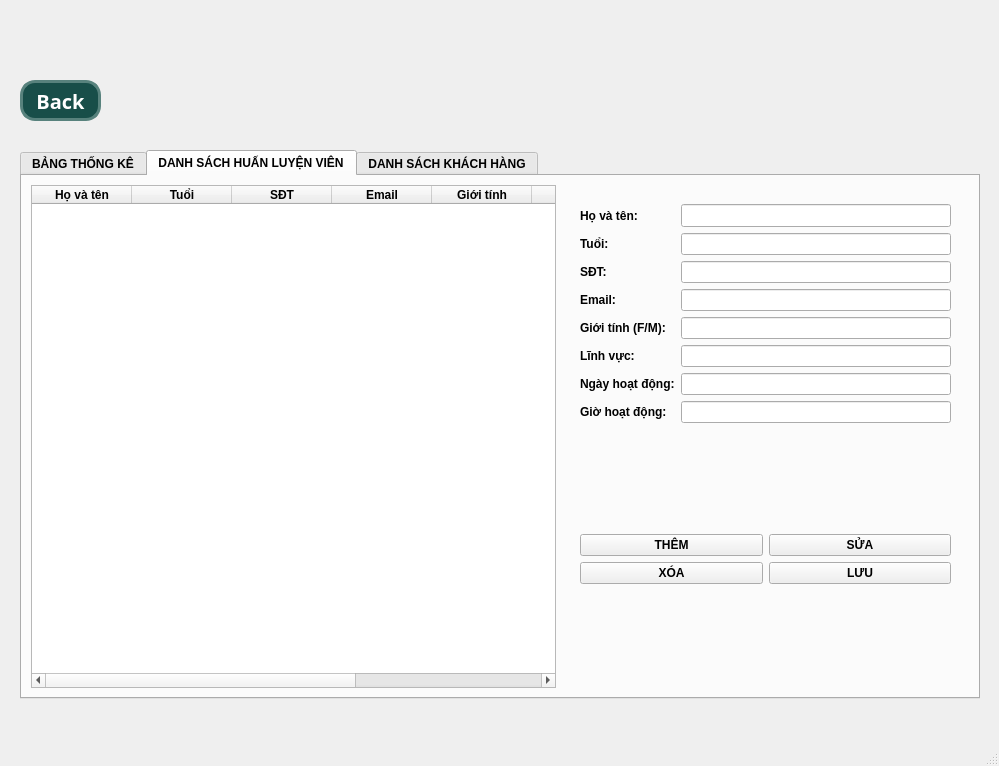
Before: the Qt Designer form ui/statistic/StatisticMainWindow.ui in nguyenbphan12001-rimzy/Do-an-cuoi-ki-Nhom8_KTLT, drawn with Qt 5.
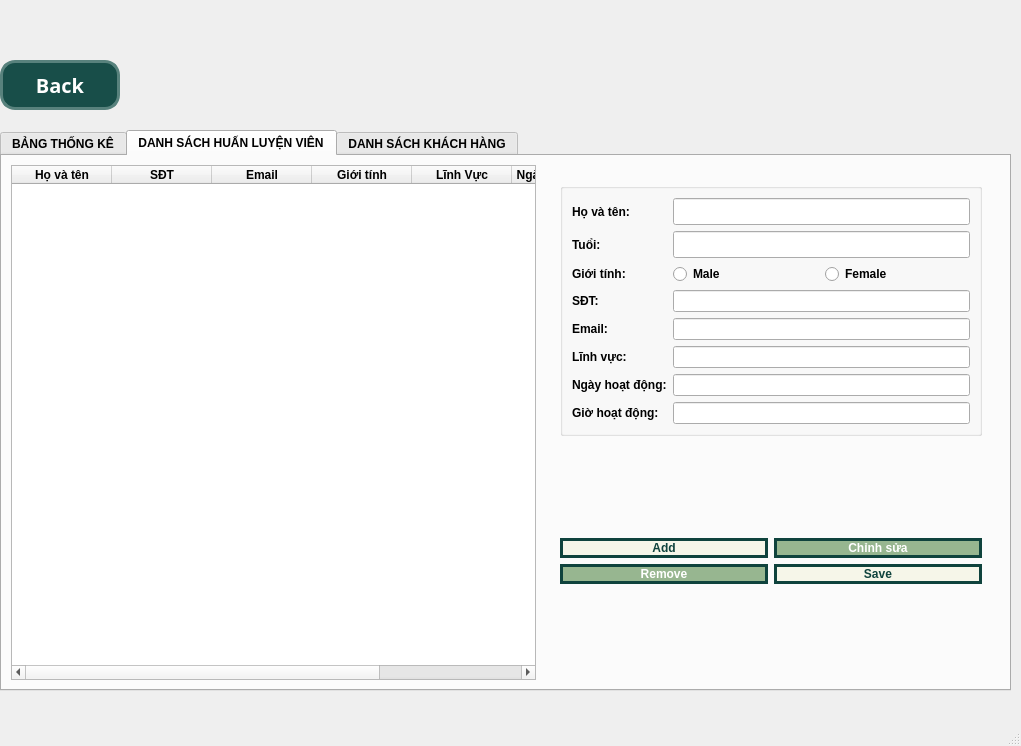
After: the same form once the commit is applied. Icons and pictures are not drawn.

The edit to the form file:
```diff
--- a/ui/statistic/StatisticMainWindow.ui
+++ b/ui/statistic/StatisticMainWindow.ui
@@ -6,8 +6,8 @@
    <rect>
     <x>0</x>
     <y>0</y>
-    <width>999</width>
-    <height>766</height>
+    <width>1021</width>
+    <height>746</height>
    </rect>
   </property>
   <property name="windowTitle">
@@ -17,22 +17,22 @@
    <widget class="QPushButton" name="pushButtonBack">
     <property name="geometry">
      <rect>
-      <x>20</x>
-      <y>80</y>
-      <width>81</width>
-      <height>41</height>
+      <x>0</x>
+      <y>60</y>
+      <width>120</width>
+      <height>50</height>
      </rect>
     </property>
     <property name="minimumSize">
      <size>
-      <width>0</width>
-      <height>40</height>
+      <width>120</width>
+      <height>50</height>
      </size>
     </property>
     <property name="maximumSize">
      <size>
-      <width>100</width>
-      <height>16777215</height>
+      <width>120</width>
+      <height>50</height>
      </size>
     </property>
     <property name="font">
@@ -59,10 +59,10 @@
    <widget class="QTabWidget" name="tabWidgetKhachhang">
     <property name="geometry">
      <rect>
-      <x>20</x>
-      <y>150</y>
-      <width>960</width>
-      <height>549</height>
+      <x>0</x>
+      <y>130</y>
+      <width>1011</width>
+      <height>561</height>
      </rect>
     </property>
     <property name="styleSheet">
@@ -351,11 +351,6 @@
           <string>Họ và tên</string>
          </property>
         </column>
-        <column>
-         <property name="text">
-          <string>Tuổi</string>
-         </property>
-        </column>
         <column>
          <property name="text">
           <string>SĐT</string>
@@ -398,35 +393,22 @@
              <item>
               <widget class="QWidget" name="widget_3" native="true">
                <layout class="QGridLayout" name="gridLayout_2">
+                <item row="0" column="1">
+                 <widget class="QGroupBox" name="groupBox_2">
+                  <property name="title">
+                   <string/>
+                  </property>
+                  <layout class="QGridLayout" name="gridLayout_5">
                 <item row="0" column="0">
                  <layout class="QGridLayout" name="gridLayout">
-                  <item row="0" column="0">
-                   <widget class="QLabel" name="label">
+                     <item row="4" column="1">
+                      <widget class="QLineEdit" name="lineEdit_2">
                     <property name="styleSheet">
-                     <string notr="true">font: 14pt &quot;MS Shell Dlg 2&quot;;</string>
-                    </property>
-                    <property name="text">
-                     <string>Họ và tên:</string>
-                    </property>
-                   </widget>
-                  </item>
-                  <item row="0" column="1">
-                   <widget class="QLineEdit" name="lineEditNamePt">
-                    <property name="font">
-                     <font>
-                      <family>MS Shell Dlg 2</family>
-                      <pointsize>10</pointsize>
-                      <weight>50</weight>
-                      <italic>false</italic>
-                      <bold>false</bold>
-                     </font>
-                    </property>
-                    <property name="styleSheet">
-                     <string notr="true">font: 10pt &quot;MS Shell Dlg 2&quot;;</string>
-                    </property>
-                   </widget>
-                  </item>
-                  <item row="3" column="0">
+                        <string notr="true">font: 12pt &quot;MS Shell Dlg 2&quot;;</string>
+                       </property>
+                      </widget>
+                     </item>
+                     <item row="4" column="0">
                    <widget class="QLabel" name="label_4">
                     <property name="styleSheet">
                      <string notr="true">font: 10pt &quot;MS Shell Dlg 2&quot;;</string>
@@ -436,10 +418,44 @@
                     </property>
                    </widget>
                   </item>
-                  <item row="1" column="1">
-                   <widget class="QLineEdit" name="lineEditAgePt">
+                     <item row="2" column="1">
+                      <layout class="QHBoxLayout" name="horizontalLayout_8">
+                       <item>
+                        <widget class="QRadioButton" name="radioButton">
                     <property name="styleSheet">
-                     <string notr="true">font: 10pt &quot;MS Shell Dlg 2&quot;;</string>
+                          <string notr="true">font: 14pt &quot;MS Shell Dlg 2&quot;;</string>
+                         </property>
+                         <property name="text">
+                          <string>Male</string>
+                         </property>
+                        </widget>
+                       </item>
+                       <item>
+                        <widget class="QRadioButton" name="radioButton_2">
+                         <property name="styleSheet">
+                          <string notr="true">font: 14pt &quot;MS Shell Dlg 2&quot;;</string>
+                         </property>
+                         <property name="text">
+                          <string>Female</string>
+                         </property>
+                        </widget>
+                       </item>
+                      </layout>
+                     </item>
+                     <item row="3" column="0">
+                      <widget class="QLabel" name="label_3">
+                       <property name="styleSheet">
+                        <string notr="true">font: 14pt &quot;MS Shell Dlg 2&quot;;</string>
+                       </property>
+                       <property name="text">
+                        <string>SĐT:</string>
+                       </property>
+                      </widget>
+                     </item>
+                     <item row="3" column="1">
+                      <widget class="QLineEdit" name="lineEdit">
+                       <property name="styleSheet">
+                        <string notr="true">font: 12pt &quot;MS Shell Dlg 2&quot;;</string>
                     </property>
                    </widget>
                   </item>
@@ -453,37 +469,69 @@
                     </property>
                    </widget>
                   </item>
+                     <item row="0" column="0">
+                      <widget class="QLabel" name="label">
+                       <property name="styleSheet">
+                        <string notr="true">font: 14pt &quot;MS Shell Dlg 2&quot;;</string>
+                       </property>
+                       <property name="text">
+                        <string>Họ và tên:</string>
+                       </property>
+                      </widget>
+                     </item>
+                     <item row="1" column="1">
+                      <widget class="QLineEdit" name="lineEditNamePt_2">
+                       <property name="font">
+                        <font>
+                         <family>MS Shell Dlg 2</family>
+                         <pointsize>12</pointsize>
+                         <weight>50</weight>
+                         <italic>false</italic>
+                         <bold>false</bold>
+                        </font>
+                       </property>
+                       <property name="styleSheet">
+                        <string notr="true">font: 12pt &quot;MS Shell Dlg 2&quot;;</string>
+                       </property>
+                      </widget>
+                     </item>
+                     <item row="0" column="1">
+                      <widget class="QLineEdit" name="lineEditNamePt">
+                       <property name="font">
+                        <font>
+                         <family>MS Shell Dlg 2</family>
+                         <pointsize>12</pointsize>
+                         <weight>50</weight>
+                         <italic>false</italic>
+                         <bold>false</bold>
+                        </font>
+                       </property>
+                       <property name="styleSheet">
+                        <string notr="true">font: 12pt &quot;MS Shell Dlg 2&quot;;</string>
+                       </property>
+                      </widget>
+                     </item>
                   <item row="2" column="0">
-                   <widget class="QLabel" name="label_3">
-                    <property name="styleSheet">
-                     <string notr="true">font: 10pt &quot;MS Shell Dlg 2&quot;;</string>
-                    </property>
-                    <property name="text">
-                     <string>SĐT:</string>
-                    </property>
-                   </widget>
-                  </item>
-                  <item row="2" column="1">
-                   <widget class="QLineEdit" name="lineEditPhonePt">
-                    <property name="styleSheet">
-                     <string notr="true">font: 10pt &quot;MS Shell Dlg 2&quot;;</string>
-                    </property>
-                   </widget>
-                  </item>
-                  <item row="4" column="0">
                    <widget class="QLabel" name="label_5">
                     <property name="styleSheet">
                      <string notr="true">font: 10pt &quot;MS Shell Dlg 2&quot;;</string>
                     </property>
                     <property name="text">
-                     <string>Giới tính (F/M):</string>
+                        <string>Giới tính:</string>
                     </property>
                    </widget>
                   </item>
-                  <item row="4" column="1">
-                   <widget class="QLineEdit" name="lineEditGenderPt">
+                     <item row="5" column="1">
+                      <widget class="QLineEdit" name="lineEdit_3">
                     <property name="styleSheet">
-                     <string notr="true">font: 10pt &quot;MS Shell Dlg 2&quot;;</string>
+                        <string notr="true">font: 12pt &quot;MS Shell Dlg 2&quot;;</string>
+                       </property>
+                      </widget>
+                     </item>
+                     <item row="6" column="1">
+                      <widget class="QLineEdit" name="lineEdit_4">
+                       <property name="styleSheet">
+                        <string notr="true">font: 12pt &quot;MS Shell Dlg 2&quot;;</string>
                     </property>
                    </widget>
                   </item>
@@ -497,20 +545,6 @@
                     </property>
                    </widget>
                   </item>
-                  <item row="3" column="1">
-                   <widget class="QLineEdit" name="lineEditEmailPt">
-                    <property name="styleSheet">
-                     <string notr="true">font: 10pt &quot;MS Shell Dlg 2&quot;;</string>
-                    </property>
-                   </widget>
-                  </item>
-                  <item row="7" column="1">
-                   <widget class="QLineEdit" name="lineEditTimePt">
-                    <property name="styleSheet">
-                     <string notr="true">font: 10pt &quot;MS Shell Dlg 2&quot;;</string>
-                    </property>
-                   </widget>
-                  </item>
                   <item row="6" column="0">
                    <widget class="QLabel" name="label_7">
                     <property name="styleSheet">
@@ -521,13 +555,6 @@
                     </property>
                    </widget>
                   </item>
-                  <item row="5" column="1">
-                   <widget class="QLineEdit" name="lineEditRolePt">
-                    <property name="styleSheet">
-                     <string notr="true">font: 10pt &quot;MS Shell Dlg 2&quot;;</string>
-                    </property>
-                   </widget>
-                  </item>
                   <item row="7" column="0">
                    <widget class="QLabel" name="label_8">
                     <property name="styleSheet">
@@ -538,14 +565,17 @@
                     </property>
                    </widget>
                   </item>
-                  <item row="6" column="1">
-                   <widget class="QLineEdit" name="lineEditDatePt">
+                     <item row="7" column="1">
+                      <widget class="QLineEdit" name="lineEdit_5">
                     <property name="styleSheet">
                      <string notr="true">font: 10pt &quot;MS Shell Dlg 2&quot;;</string>
                     </property>
                    </widget>
                   </item>
                  </layout>
+                   </item>
+                  </layout>
+                 </widget>
                 </item>
                </layout>
               </widget>
@@ -561,30 +591,164 @@
                  <layout class="QGridLayout" name="gridLayout_3">
                   <item row="0" column="0">
                    <widget class="QPushButton" name="pushButtonAdd">
+                    <property name="styleSheet">
+                     <string notr="true">/* Trạng thái bình thường (Code gốc của mày) */
+QPushButton {
+    color: #0f433d;
+    background-color: #f6f6e9;
+    font: 87 20pt &quot;Noto Sans HK Black&quot;;
+    border-radius: 15px;
+    border: 3px solid #0f433d;
+font-weight:bold;
+}
+
+/* Trạng thái khi rê chuột vào (Hover) - Đảo màu cho xịn */
+QPushButton:hover {
+    background-color: #1a6b61; /* Nền biến thành xanh đậm */
+    color: #f6f6e9; /* Chữ sáng lên */
+    /* Viền giữ nguyên màu xanh đậm nên tao không cần viết lại ở đây */
+}
+
+/* Trạng thái khi click chuột bấm xuống (Pressed) */
+QPushButton:pressed {
+    background-color: #0a2e2a; /* Nền tối hơn một tông so với lúc hover */
+    border: 3px solid #0a2e2a; /* Viền cũng tối theo */
+    color: #f6f6e9;
+}</string>
+                    </property>
                     <property name="text">
-                     <string>THÊM</string>
+                     <string>Add</string>
+                    </property>
+                    <property name="icon">
+                     <iconset>
+                      <normaloff>../../images/plus.png</normaloff>../../images/plus.png</iconset>
+                    </property>
+                    <property name="iconSize">
+                     <size>
+                      <width>30</width>
+                      <height>30</height>
+                     </size>
                     </property>
                    </widget>
                   </item>
                   <item row="1" column="0">
                    <widget class="QPushButton" name="pushButtonDelete">
+                    <property name="styleSheet">
+                     <string notr="true">QPushButton{color:rgb(255, 255, 255);
+background-color:#97b690;
+font: 87 20pt &quot;Noto Sans HK Black&quot;;
+border-radius: 15px;
+border: 3px solid  #0f433d;
+font-weight:bold;}
+
+/* Trạng thái khi rê chuột vào (Hover) - Đảo màu cho xịn */
+QPushButton:hover {
+    background-color: #1a6b61; /* Nền biến thành xanh đậm */
+    color: #f6f6e9; /* Chữ sáng lên */
+    /* Viền giữ nguyên màu xanh đậm nên tao không cần viết lại ở đây */
+}
+
+/* Trạng thái khi click chuột bấm xuống (Pressed) */
+QPushButton:pressed {
+    background-color: #0a2e2a; /* Nền tối hơn một tông so với lúc hover */
+    border: 3px solid #0a2e2a; /* Viền cũng tối theo */
+    color: #f6f6e9;
+}</string>
+                    </property>
                     <property name="text">
-                     <string>XÓA</string>
+                     <string>Remove</string>
+                    </property>
+                    <property name="icon">
+                     <iconset>
+                      <normaloff>../../images/remove.png</normaloff>../../images/remove.png</iconset>
+                    </property>
+                    <property name="iconSize">
+                     <size>
+                      <width>30</width>
+                      <height>30</height>
+                     </size>
                     </property>
                    </widget>
                   </item>
                   <item row="0" column="1">
                    <widget class="QPushButton" name="pushButtonChange">
+                    <property name="styleSheet">
+                     <string notr="true">QPushButton{color:rgb(255, 255, 255);
+background-color:#97b690;
+font: 87 20pt &quot;Noto Sans HK Black&quot;;
+border-radius: 15px;
+border: 3px solid  #0f433d;
+font-weight:bold;}
+
+/* Trạng thái khi rê chuột vào (Hover) - Đảo màu cho xịn */
+QPushButton:hover {
+    background-color: #1a6b61; /* Nền biến thành xanh đậm */
+    color: #f6f6e9; /* Chữ sáng lên */
+    /* Viền giữ nguyên màu xanh đậm nên tao không cần viết lại ở đây */
+}
+
+/* Trạng thái khi click chuột bấm xuống (Pressed) */
+QPushButton:pressed {
+    background-color: #0a2e2a; /* Nền tối hơn một tông so với lúc hover */
+    border: 3px solid #0a2e2a; /* Viền cũng tối theo */
+    color: #f6f6e9;
+}</string>
+                    </property>
                     <property name="text">
-                     <string>SỬA</string>
+                     <string>Chỉnh sửa</string>
+                    </property>
+                    <property name="icon">
+                     <iconset>
+                      <normaloff>../../images/pencil.png</normaloff>../../images/pencil.png</iconset>
+                    </property>
+                    <property name="iconSize">
+                     <size>
+                      <width>30</width>
+                      <height>30</height>
+                     </size>
                     </property>
                    </widget>
                   </item>
                   <item row="1" column="1">
                    <widget class="QPushButton" name="pushButtonSave">
+                    <property name="styleSheet">
+                     <string notr="true">/* Trạng thái bình thường (Code gốc của mày) */
+QPushButton {
+    color: #0f433d;
+    background-color: #f6f6e9;
+    font: 87 20pt &quot;Noto Sans HK Black&quot;;
+    border-radius: 15px;
+    border: 3px solid #0f433d;
+font-weight:bold;
+}
+
+/* Trạng thái khi rê chuột vào (Hover) - Đảo màu cho xịn */
+QPushButton:hover {
+    background-color: #1a6b61; /* Nền biến thành xanh đậm */
+    color: #f6f6e9; /* Chữ sáng lên */
+    /* Viền giữ nguyên màu xanh đậm nên tao không cần viết lại ở đây */
+}
+
+/* Trạng thái khi click chuột bấm xuống (Pressed) */
+QPushButton:pressed {
+    background-color: #0a2e2a; /* Nền tối hơn một tông so với lúc hover */
+    border: 3px solid #0a2e2a; /* Viền cũng tối theo */
+    color: #f6f6e9;
+}</string>
+                    </property>
                     <property name="text">
-                     <string>LƯU</string>
+                     <string>Save</string>
                     </property>
+                    <property name="icon">
+                     <iconset>
+                      <normaloff>../../images/diskette.png</normaloff>../../images/diskette.png</iconset>
+                    </property>
+                    <property name="iconSize">
+                     <size>
+                      <width>30</width>
+                      <height>30</height>
+                     </size>
+                    </property>
                    </widget>
                   </item>
                  </layout>
@@ -601,7 +765,7 @@
       </item>
      </layout>
     </widget>
-    <widget class="QWidget" name="">
+    <widget class="QWidget" name="widget">
      <attribute name="title">
       <string>DANH SÁCH KHÁCH HÀNG</string>
      </attribute>
```
Left out of the diff: 184 changed lines with no effect on the pictures. Lines whose indentation alone changed are shown as unchanged.
